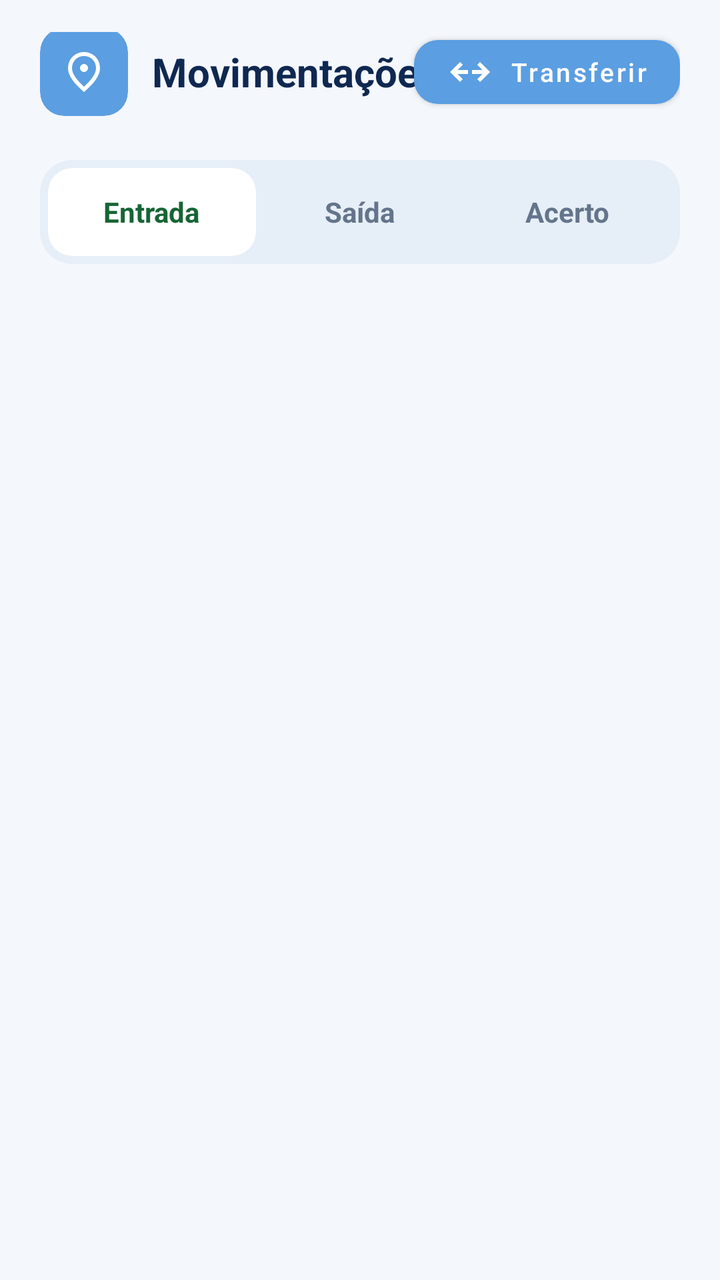
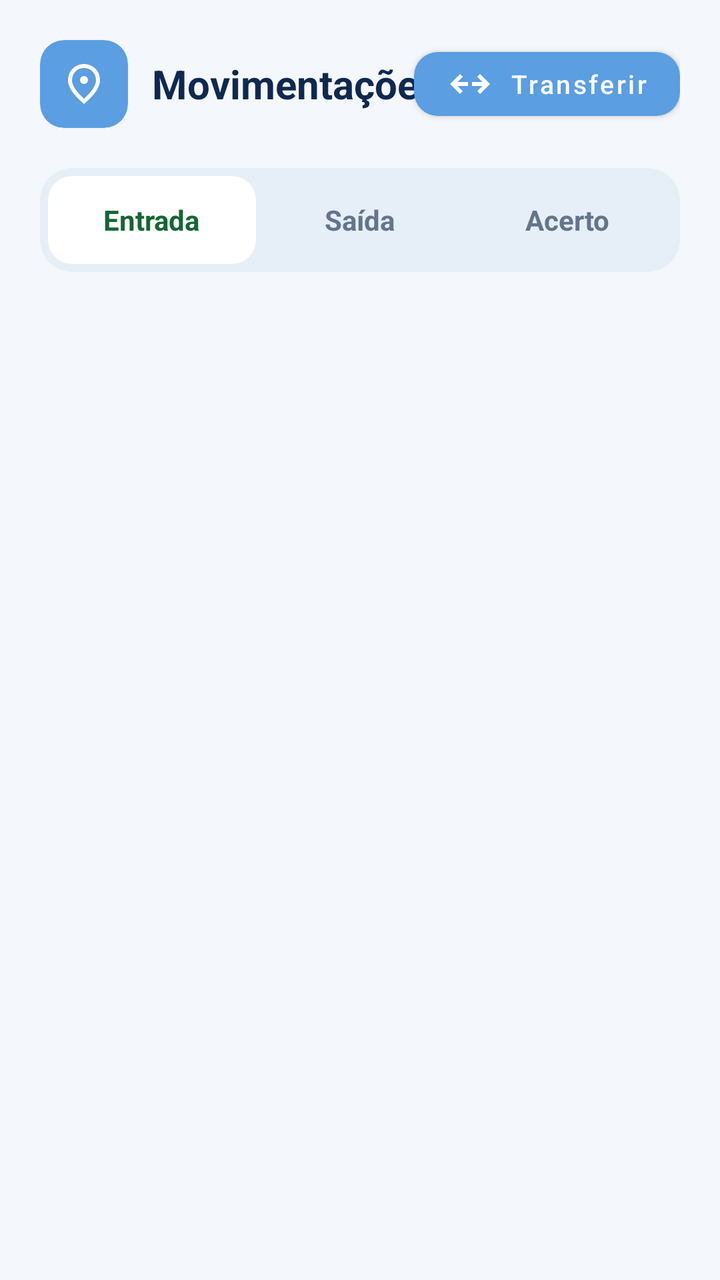

The first picture is an Android layout as it rendered before a commit; the second is the same layout after the commit. The layout source and the unified diff follow.
<!-- AndroidManifest.xml: application theme Theme.SaneAM -->
<!-- res/layout/fragment_movimentacoes.xml -->
<?xml version="1.0" encoding="utf-8"?>
<androidx.constraintlayout.widget.ConstraintLayout
    xmlns:android="http://schemas.android.com/apk/res/android"
    xmlns:app="http://schemas.android.com/apk/res-auto"
    xmlns:tools="http://schemas.android.com/tools"
    android:layout_width="match_parent"
    android:layout_height="match_parent"
    android:background="@color/md_theme_light_background">

    
    <RelativeLayout
        android:id="@+id/headerMovimentacoes"
        android:layout_width="0dp"
        android:layout_height="wrap_content"
        android:paddingHorizontal="20dp"
        android:paddingTop="16dp"
        android:paddingBottom="12dp"
        app:layout_constraintTop_toTopOf="parent"
        app:layout_constraintStart_toStartOf="parent"
        app:layout_constraintEnd_toEndOf="parent">

        <LinearLayout
            android:layout_width="wrap_content"
            android:layout_height="wrap_content"
            android:layout_alignParentStart="true"
            android:layout_centerVertical="true"
            android:gravity="center_vertical"
            android:orientation="horizontal">

            <androidx.cardview.widget.CardView
                android:layout_width="44dp"
                android:layout_height="44dp"
                app:cardBackgroundColor="@color/md_theme_light_primary"
                app:cardCornerRadius="12dp"
                app:cardElevation="0dp">

                <androidx.appcompat.widget.AppCompatImageView
                    android:layout_width="24dp"
                    android:layout_height="24dp"
                    android:layout_gravity="center"
                    app:srcCompat="@drawable/ic_location_pin"
                    app:tint="@color/md_theme_light_onPrimary" />
            </androidx.cardview.widget.CardView>

            <TextView
                android:layout_width="wrap_content"
                android:layout_height="wrap_content"
                android:layout_marginStart="12dp"
                android:text="Movimentações"
                android:textColor="@color/md_theme_light_onBackground"
                android:textSize="20sp"
                android:textStyle="bold" />
        </LinearLayout>

        
        <com.google.android.material.button.MaterialButton
            android:id="@+id/btnTransferir"
            android:layout_width="wrap_content"
            android:layout_height="44dp"
            android:layout_alignParentEnd="true"
            android:layout_centerVertical="true"
            android:text="Transferir"
            android:textColor="@color/md_theme_light_onPrimary"
            android:textSize="13sp"
            android:textAllCaps="false"
            app:icon="@drawable/ic_swap_horizontal"
            app:iconTint="@color/md_theme_light_onPrimary"
            app:backgroundTint="@color/md_theme_light_primary"
            app:cornerRadius="12dp"
            app:elevation="0dp" />
    </RelativeLayout>

    
    <androidx.cardview.widget.CardView
        android:id="@+id/cardTabs"
        android:layout_width="0dp"
        android:layout_height="52dp"
        android:layout_marginHorizontal="20dp"
        android:layout_marginTop="8dp"
        app:cardBackgroundColor="#E6EEF7"
        app:cardCornerRadius="16dp"
        app:cardElevation="0dp"
        app:layout_constraintTop_toBottomOf="@id/headerMovimentacoes"
        app:layout_constraintStart_toStartOf="parent"
        app:layout_constraintEnd_toEndOf="parent">

        <LinearLayout
            android:layout_width="match_parent"
            android:layout_height="match_parent"
            android:padding="4dp"
            android:orientation="horizontal"
            android:weightSum="3">

            
            <androidx.cardview.widget.CardView
                android:id="@+id/tabEntrada"
                android:layout_width="0dp"
                android:layout_height="match_parent"
                android:layout_weight="1"
                app:cardBackgroundColor="@color/md_theme_light_surface"
                app:cardCornerRadius="12dp"
                app:cardElevation="0dp">

                <TextView
                    android:id="@+id/txtTabEntrada"
                    android:layout_width="wrap_content"
                    android:layout_height="wrap_content"
                    android:layout_gravity="center"
                    android:text="Entrada"
                    android:textColor="@color/badge_green_line"
                    android:textSize="14sp"
                    android:textStyle="bold" />
            </androidx.cardview.widget.CardView>

            
            <androidx.cardview.widget.CardView
                android:id="@+id/tabSaida"
                android:layout_width="0dp"
                android:layout_height="match_parent"
                android:layout_weight="1"
                app:cardBackgroundColor="@android:color/transparent"
                app:cardCornerRadius="12dp"
                app:cardElevation="0dp">

                <TextView
                    android:id="@+id/txtTabSaida"
                    android:layout_width="wrap_content"
                    android:layout_height="wrap_content"
                    android:layout_gravity="center"
                    android:text="Saída"
                    android:textColor="@color/md_theme_light_outline"
                    android:textSize="14sp"
                    android:textStyle="bold" />
            </androidx.cardview.widget.CardView>

            
            <androidx.cardview.widget.CardView
                android:id="@+id/tabAcerto"
                android:layout_width="0dp"
                android:layout_height="match_parent"
                android:layout_weight="1"
                app:cardBackgroundColor="@android:color/transparent"
                app:cardCornerRadius="12dp"
                app:cardElevation="0dp">

                <TextView
                    android:id="@+id/txtTabAcerto"
                    android:layout_width="wrap_content"
                    android:layout_height="wrap_content"
                    android:layout_gravity="center"
                    android:text="Acerto"
                    android:textColor="@color/md_theme_light_outline"
                    android:textSize="14sp"
                    android:textStyle="bold" />
            </androidx.cardview.widget.CardView>

        </LinearLayout>
    </androidx.cardview.widget.CardView>

    
    <FrameLayout
        android:id="@+id/movementContainer"
        android:layout_width="0dp"
        android:layout_height="0dp"
        android:layout_marginTop="8dp"
        app:layout_constraintTop_toBottomOf="@id/cardTabs"
        app:layout_constraintBottom_toBottomOf="parent"
        app:layout_constraintStart_toStartOf="parent"
        app:layout_constraintEnd_toEndOf="parent" />

</androidx.constraintlayout.widget.ConstraintLayout>
<!-- resources referenced by this layout -->
<resources>
  <color name="badge_green_line">#166534</color>
  <color name="md_theme_light_background">#F4F7FC</color>
  <color name="md_theme_light_onBackground">#0F2851</color>
  <color name="md_theme_light_onPrimary">#FFFFFF</color>
  <color name="md_theme_light_outline">#64748B</color>
  <color name="md_theme_light_primary">#5B9EE1</color>
  <color name="md_theme_light_surface">#FFFFFF</color>
  <!-- drawable ic_location_pin (drawable) -->
  <vector xmlns:android="http://schemas.android.com/apk/res/android"
      android:width="24dp"
      android:height="24dp"
      android:viewportWidth="960"
      android:viewportHeight="960">
  
      <path
          android:fillColor="@android:color/white"
          android:pathData="M536.5,456.5Q560,433 560,400Q560,367 536.5,343.5Q513,320 480,320Q447,320 423.5,343.5Q400,367 400,400Q400,433 423.5,456.5Q447,480 480,480Q513,480 536.5,456.5ZM480,774Q602,662 661,570.5Q720,479 720,408Q720,299 650.5,229.5Q581,160 480,160Q379,160 309.5,229.5Q240,299 240,408Q240,479 299,570.5Q358,662 480,774ZM480,880Q319,743 239.5,625.5Q160,508 160,408Q160,258 256.5,169Q353,80 480,80Q607,80 703.5,169Q800,258 800,408Q800,508 720.5,625.5Q641,743 480,880ZM480,400Q480,400 480,400Q480,400 480,400Q480,400 480,400Q480,400 480,400Q480,400 480,400Q480,400 480,400Q480,400 480,400Q480,400 480,400Z" />
  
  </vector>
  <!-- drawable ic_swap_horizontal (drawable) -->
  <vector xmlns:android="http://schemas.android.com/apk/res/android"
      android:width="24dp"
      android:height="24dp"
      android:viewportWidth="960"
      android:viewportHeight="960">
  
      <path
          android:fillColor="@android:color/white"
          android:pathData="M680,680L624,624L727,520L520,520L520,440L727,440L624,336L680,280L880,480L680,680ZM280,680L80,480L280,280L336,336L233,440L440,440L440,520L233,520L336,624L280,680Z" />
  
  </vector>
  <style name="Theme.SaneAM" parent="Theme.MaterialComponents.DayNight.NoActionBar">
          
          <item name="colorPrimary">@color/md_theme_light_primary</item>
          <item name="colorOnPrimary">@color/md_theme_light_onPrimary</item>
          <item name="colorPrimaryContainer">@color/md_theme_light_primaryContainer</item>
          <item name="colorOnPrimaryContainer">@color/md_theme_light_onPrimaryContainer</item>
  
          
          <item name="android:colorBackground">@color/md_theme_light_background</item>
          <item name="colorOnBackground">@color/md_theme_light_onBackground</item>
          <item name="colorSurface">@color/md_theme_light_surface</item>
          <item name="colorOnSurface">@color/md_theme_light_onSurface</item>
          <item name="colorSurfaceVariant">@color/md_theme_light_surfaceVariant</item>
          <item name="colorOutline">@color/md_theme_light_outline</item>
  
          
          <item name="android:statusBarColor">@color/md_theme_light_background</item>
          <item name="android:windowLightStatusBar">true</item>
      </style>
  <color name="md_theme_light_primaryContainer">#5294D7</color>
  <color name="md_theme_light_onPrimaryContainer">#FFFFFF</color>
  <color name="md_theme_light_onSurface">#1E293B</color>
  <color name="md_theme_light_surfaceVariant">#F1F5F9</color>
</resources>

<!-- the commit's change to res/layout/fragment_movimentacoes.xml (unified diff, before → after) -->
@@ -1,8 +1,6 @@
 <?xml version="1.0" encoding="utf-8"?>
-<androidx.constraintlayout.widget.ConstraintLayout
-    xmlns:android="http://schemas.android.com/apk/res/android"
+<androidx.constraintlayout.widget.ConstraintLayout xmlns:android="http://schemas.android.com/apk/res/android"
     xmlns:app="http://schemas.android.com/apk/res-auto"
-    xmlns:tools="http://schemas.android.com/tools"
     android:layout_width="match_parent"
     android:layout_height="match_parent"
     android:background="@color/md_theme_light_background">
@@ -13,17 +11,16 @@
         android:layout_width="0dp"
         android:layout_height="wrap_content"
         android:paddingHorizontal="20dp"
-        android:paddingTop="16dp"
+        android:paddingTop="20dp"
         android:paddingBottom="12dp"
-        app:layout_constraintTop_toTopOf="parent"
+        app:layout_constraintEnd_toEndOf="parent"
         app:layout_constraintStart_toStartOf="parent"
-        app:layout_constraintEnd_toEndOf="parent">
+        app:layout_constraintTop_toTopOf="parent">
 
         <LinearLayout
             android:layout_width="wrap_content"
             android:layout_height="wrap_content"
             android:layout_alignParentStart="true"
-            android:layout_centerVertical="true"
             android:gravity="center_vertical"
             android:orientation="horizontal">
 
@@ -46,7 +43,7 @@
                 android:layout_width="wrap_content"
                 android:layout_height="wrap_content"
                 android:layout_marginStart="12dp"
-                android:text="Movimentações"
+                android:text="@string/movimentacoes"
                 android:textColor="@color/md_theme_light_onBackground"
                 android:textSize="20sp"
                 android:textStyle="bold" />
@@ -58,16 +55,15 @@
             android:layout_width="wrap_content"
             android:layout_height="44dp"
             android:layout_alignParentEnd="true"
-            android:layout_centerVertical="true"
-            android:text="Transferir"
+            android:text="@string/transferir"
+            android:textAllCaps="false"
             android:textColor="@color/md_theme_light_onPrimary"
             android:textSize="13sp"
-            android:textAllCaps="false"
-            app:icon="@drawable/ic_swap_horizontal"
-            app:iconTint="@color/md_theme_light_onPrimary"
             app:backgroundTint="@color/md_theme_light_primary"
             app:cornerRadius="12dp"
-            app:elevation="0dp" />
+            app:elevation="0dp"
+            app:icon="@drawable/ic_swap_horizontal"
+            app:iconTint="@color/md_theme_light_onPrimary" />
     </RelativeLayout>
 
     
@@ -77,18 +73,18 @@
         android:layout_height="52dp"
         android:layout_marginHorizontal="20dp"
         android:layout_marginTop="8dp"
-        app:cardBackgroundColor="#E6EEF7"
+        app:cardBackgroundColor="@color/movement_surface"
         app:cardCornerRadius="16dp"
         app:cardElevation="0dp"
-        app:layout_constraintTop_toBottomOf="@id/headerMovimentacoes"
+        app:layout_constraintEnd_toEndOf="parent"
         app:layout_constraintStart_toStartOf="parent"
-        app:layout_constraintEnd_toEndOf="parent">
+        app:layout_constraintTop_toBottomOf="@id/headerMovimentacoes">
 
         <LinearLayout
             android:layout_width="match_parent"
             android:layout_height="match_parent"
+            android:orientation="horizontal"
             android:padding="4dp"
-            android:orientation="horizontal"
             android:weightSum="3">
 
             
@@ -106,7 +102,7 @@
                     android:layout_width="wrap_content"
                     android:layout_height="wrap_content"
                     android:layout_gravity="center"
-                    android:text="Entrada"
+                    android:text="@string/entrada"
                     android:textColor="@color/badge_green_line"
                     android:textSize="14sp"
                     android:textStyle="bold" />
@@ -127,7 +123,7 @@
                     android:layout_width="wrap_content"
                     android:layout_height="wrap_content"
                     android:layout_gravity="center"
-                    android:text="Saída"
+                    android:text="@string/saida"
                     android:textColor="@color/md_theme_light_outline"
                     android:textSize="14sp"
                     android:textStyle="bold" />
@@ -148,7 +144,7 @@
                     android:layout_width="wrap_content"
                     android:layout_height="wrap_content"
                     android:layout_gravity="center"
-                    android:text="Acerto"
+                    android:text="@string/acerto"
                     android:textColor="@color/md_theme_light_outline"
                     android:textSize="14sp"
                     android:textStyle="bold" />
@@ -163,9 +159,9 @@
         android:layout_width="0dp"
         android:layout_height="0dp"
         android:layout_marginTop="8dp"
-        app:layout_constraintTop_toBottomOf="@id/cardTabs"
         app:layout_constraintBottom_toBottomOf="parent"
+        app:layout_constraintEnd_toEndOf="parent"
         app:layout_constraintStart_toStartOf="parent"
-        app:layout_constraintEnd_toEndOf="parent" />
+        app:layout_constraintTop_toBottomOf="@id/cardTabs" />
 
 </androidx.constraintlayout.widget.ConstraintLayout>
<!-- resource entries referenced after the edit -->
@@ -7,6 +7,7 @@
   <color name="md_theme_light_outline">#64748B</color>
   <color name="md_theme_light_primary">#5B9EE1</color>
   <color name="md_theme_light_surface">#FFFFFF</color>
+  <color name="movement_surface">#E6EEF7</color>
   <!-- drawable ic_location_pin (drawable) -->
   <vector xmlns:android="http://schemas.android.com/apk/res/android"
       android:width="24dp"
@@ -31,6 +32,11 @@
           android:pathData="M680,680L624,624L727,520L520,520L520,440L727,440L624,336L680,280L880,480L680,680ZM280,680L80,480L280,280L336,336L233,440L440,440L440,520L233,520L336,624L280,680Z" />
   
   </vector>
+  <string name="acerto">Acerto</string>
+  <string name="entrada">Entrada</string>
+  <string name="movimentacoes">Movimentações</string>
+  <string name="saida">Saída</string>
+  <string name="transferir">Transferir</string>
   <style name="Theme.SaneAM" parent="Theme.MaterialComponents.DayNight.NoActionBar">
           
           <item name="colorPrimary">@color/md_theme_light_primary</item>
@@ -49,6 +55,8 @@
           
           <item name="android:statusBarColor">@color/md_theme_light_background</item>
           <item name="android:windowLightStatusBar">true</item>
+          <item name="android:navigationBarColor">@color/md_theme_light_background</item>
+          <item name="android:windowLightNavigationBar">true</item>
       </style>
   <color name="md_theme_light_primaryContainer">#5294D7</color>
   <color name="md_theme_light_onPrimaryContainer">#FFFFFF</color>
